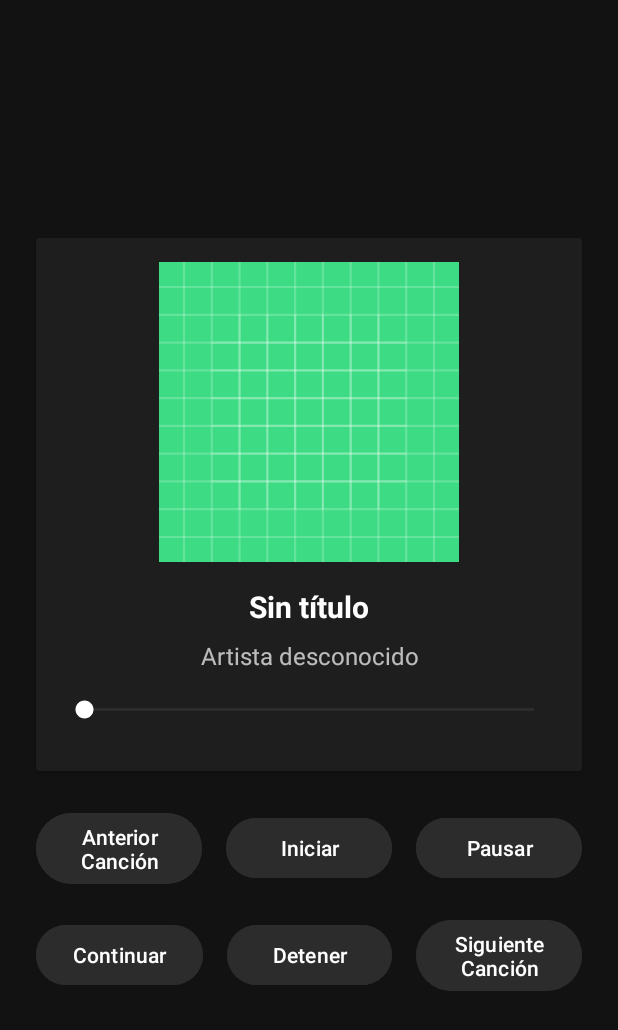
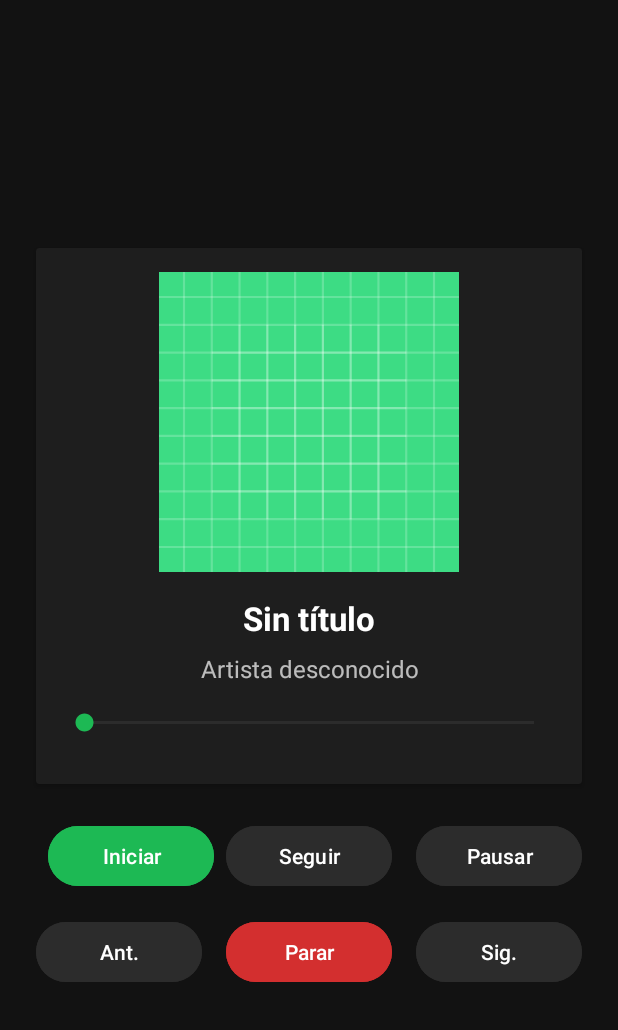
Before and after one commit to eazurin/LABORATORIO10---IDNP, an Android app: the screen it shows after launch (MainActivity), on a phone screen of 412 x 824 dp. Shown: the top 1030 px of the screen. Run offline under Robolectric (Android 15) with nearby library versions, the phone set to English and light mode, and no system bars.

Commit message:
Cambios en la interfaz de usuario: actualización de botones y colores, ajuste de tamaños de texto y fondo

```diff
--- /dev/null
+++ b/app/src/main/res/drawable/ic_previous.xml
@@ -0,0 +1,5 @@
+<vector xmlns:android="http://schemas.android.com/apk/res/android" android:autoMirrored="true" android:height="24dp" android:tint="#000000" android:viewportHeight="24" android:viewportWidth="24" android:width="24dp">
+
+    <path android:fillColor="@android:color/white" android:pathData="M15.41,7.41L14,6l-6,6 6,6 1.41,-1.41L10.83,12z"/>
+
+</vector>
--- a/app/src/main/res/layout/activity_main.xml
+++ b/app/src/main/res/layout/activity_main.xml
@@ -28,7 +28,6 @@
                 android:layout_height="200dp"
                 android:layout_gravity="center"
                 android:scaleType="centerCrop"
-                android:background="#333333"
                 android:contentDescription="Portada de la canción"
                 android:layout_marginBottom="16dp" />
 
@@ -38,7 +37,7 @@
                 android:layout_height="wrap_content"
                 android:text="Título de la Canción"
                 android:textColor="#FFFFFF"
-                android:textSize="20sp"
+                android:textSize="22sp"
                 android:textStyle="bold"
                 android:textAlignment="center"
                 android:layout_marginBottom="8dp" />
@@ -58,8 +57,8 @@
                 android:layout_width="match_parent"
                 android:layout_height="wrap_content"
                 android:progressBackgroundTint="#555555"
-                android:progressTint="#FFFFFF"
-                android:thumbTint="#FFFFFF"
+                android:progressTint="#1DB954"
+                android:thumbTint="#1DB954"
                 android:layout_marginBottom="16dp" />
         </LinearLayout>
     </androidx.cardview.widget.CardView>
@@ -79,16 +78,6 @@
             android:layout_marginBottom="16dp">
 
             <Button
-                android:id="@+id/btnPrevious"
-                android:layout_width="0dp"
-                android:layout_height="wrap_content"
-                android:layout_weight="1"
-                android:text="Anterior Canción"
-                android:layout_marginEnd="8dp"
-                android:backgroundTint="#2C2C2C"
-                android:textColor="#FFFFFF" />
-
-            <Button
                 android:id="@+id/btnStart"
                 android:layout_width="0dp"
                 android:layout_height="wrap_content"
@@ -96,8 +85,20 @@
                 android:text="Iniciar"
                 android:layout_marginStart="8dp"
                 android:layout_marginEnd="8dp"
+                android:backgroundTint="#1DB954"
+                android:textColor="#FFFFFF"
+                android:textSize="14sp"/>
+
+            <Button
+                android:id="@+id/btnResume"
+                android:layout_width="0dp"
+                android:layout_height="wrap_content"
+                android:layout_weight="1"
+                android:text="Seguir"
+                android:layout_marginEnd="8dp"
                 android:backgroundTint="#2C2C2C"
-                android:textColor="#FFFFFF" />
+                android:textColor="#FFFFFF"
+                android:textSize="14sp"/>
 
             <Button
                 android:id="@+id/btnPause"
@@ -107,7 +108,8 @@
                 android:text="Pausar"
                 android:layout_marginStart="8dp"
                 android:backgroundTint="#2C2C2C"
-                android:textColor="#FFFFFF" />
+                android:textColor="#FFFFFF"
+                android:textSize="14sp"/>
         </LinearLayout>
 
         <LinearLayout
@@ -117,35 +119,38 @@
             android:gravity="center">
 
             <Button
-                android:id="@+id/btnResume"
-                android:layout_width="1dp"
+                android:id="@+id/btnPrevious"
+                android:layout_width="0dp"
                 android:layout_height="wrap_content"
                 android:layout_weight="1"
-                android:text="Continuar"
+                android:text="Ant."
                 android:layout_marginEnd="8dp"
                 android:backgroundTint="#2C2C2C"
-                android:textColor="#FFFFFF" />
+                android:textColor="#FFFFFF"
+                android:textSize="14sp"/>
 
             <Button
                 android:id="@+id/btnStop"
                 android:layout_width="0dp"
                 android:layout_height="wrap_content"
                 android:layout_weight="1"
-                android:text="Detener"
+                android:text="Parar"
                 android:layout_marginStart="8dp"
                 android:layout_marginEnd="8dp"
-                android:backgroundTint="#2C2C2C"
-                android:textColor="#FFFFFF" />
+                android:backgroundTint="#D32F2F"
+                android:textColor="#FFFFFF"
+                android:textSize="14sp"/>
 
             <Button
                 android:id="@+id/btnNext"
                 android:layout_width="0dp"
                 android:layout_height="wrap_content"
                 android:layout_weight="1"
-                android:text="Siguiente Canción"
+                android:text="Sig."
                 android:layout_marginStart="8dp"
                 android:backgroundTint="#2C2C2C"
-                android:textColor="#FFFFFF" />
+                android:textColor="#FFFFFF"
+                android:textSize="14sp"/>
         </LinearLayout>
     </LinearLayout>
 </LinearLayout>
```
